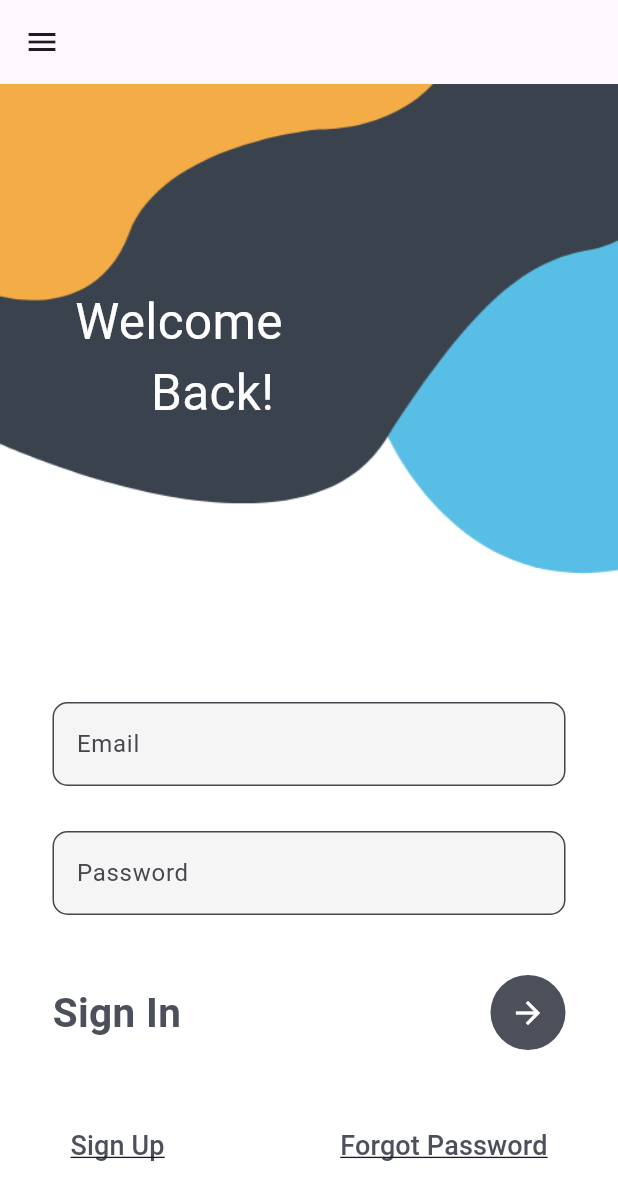
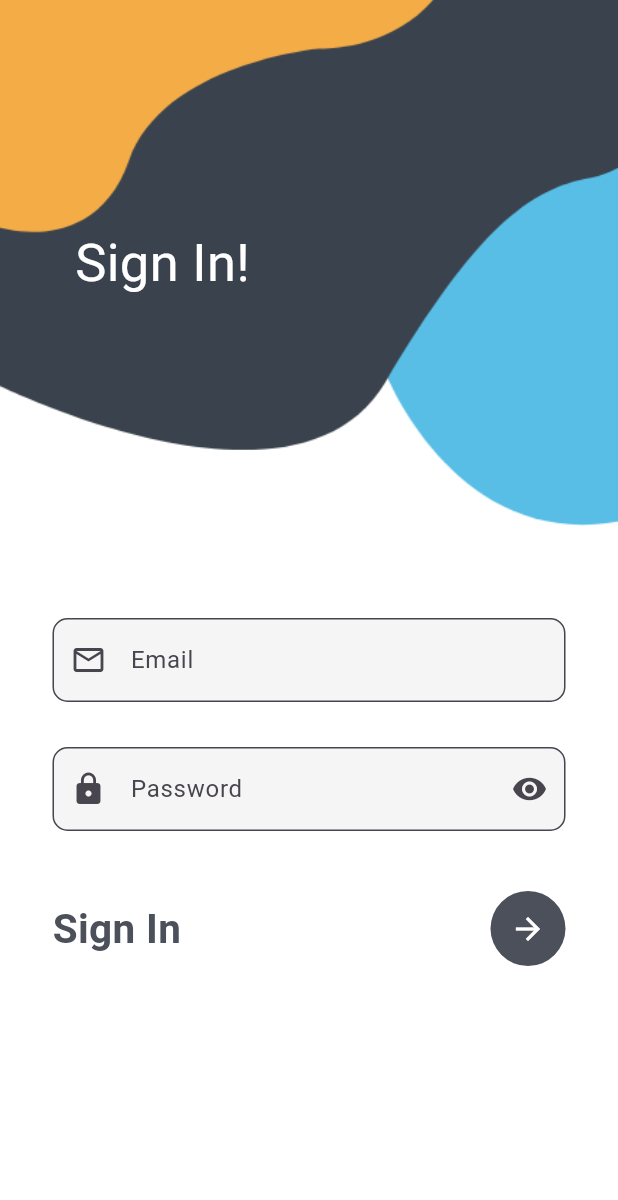
Before and after one commit to MohammedYakub11/Flutter-login-page, a Flutter app: the screen it shows after launch, on a phone screen of 412 x 824 dp. Shown: the top 1200 px of the screen. Run offline on Flutter 3.47's test engine with Material 3 defaults, Android fonts, the phone set to English and light mode, and no system bars.

Commit message:
Login page

```diff
--- a/lib/login.dart
+++ b/lib/login.dart
@@ -1,4 +1,4 @@
-import 'package:email_validator/email_validator.dart';
+// import 'package:email_validator/email_validator.dart';
 import 'package:flutter/material.dart';
 
 class MyLogin extends StatefulWidget {
@@ -10,46 +10,36 @@ class MyLogin extends StatefulWidget {
 
 class _MyLoginState extends State<MyLogin> {
   final formKey = GlobalKey<FormState>();
-  String? validateEmail(String? value){
-    if(value == null || value.isEmpty){
-      return 'Please enter an email address.';
-    }
-    if(!EmailValidator.validate(value)){
-      return 'Please enter an email address.';
-    }
-    return null;
-  }
-
-  String? validatePassword(String? value){
-    if(value == null || value.isEmpty){
-      return 'Please enter a password.';
-    }
-    if(value.length <8){
-      return 'Password must be atleast 8 characters long.';
-    }
-    return null;
-  }
+  final _formfield= GlobalKey<FormState>();
+  final emailController = TextEditingController();
+  final passController = TextEditingController();
+  bool passToggle = true;
+  // String? validateEmail(String? value){
+  //   if(value == null || value.isEmpty){
+  //     return 'Please enter an email address.';
+  //   }
+  //   if(!EmailValidator.validate(value)){
+  //     return 'Please enter an email address.';
+  //   }
+  //   return null;
+  // }
+  //
+  // String? validatePassword(String? value){
+  //   if(value == null || value.isEmpty){
+  //     return 'Please enter a password.';
+  //   }
+  //   if(value.length <8){
+  //     return 'Password must be atleast 8 characters long.';
+  //   }
+  //   return null;
+  // }
   final GlobalKey<ScaffoldState> _scaffoldKey = GlobalKey<ScaffoldState>();
 
   @override
   Widget build(BuildContext context) {
     return Scaffold(
       key: _scaffoldKey,
-      appBar: AppBar(),
-      drawer: Drawer(
-        // elevation: 14.0,
-        child: ListView(
-          children: [
-            UserAccountsDrawerHeader(
-              accountEmail: Text("myrazakhan@ideassion.com"),
-              accountName: Text("Mohammed Yakub"),
-            ),
-            ListTile(leading: Icon(Icons.home), title: Text("Home"), onTap:(){},),
-            ListTile(leading: Icon(Icons.call), title: Text("Contact"), onTap:(){},),
-            ListTile(leading: Icon(Icons.account_box), title: Text("Profile"), onTap:(){},),
-          ],
-        ),
-      ),
+
       body: Center(
         child: Container(
           // constraints: BoxConstraints(maxWidth: 1000),
@@ -63,10 +53,10 @@ class _MyLoginState extends State<MyLogin> {
           child: Stack(
             children: [
               Container(
-                padding: EdgeInsets.only(left: 50, top: 135),
+                padding: EdgeInsets.only(left: 50, top: 150),
                 child: Text(
-                  'Welcome\n      Back!',
-                  style: TextStyle(color: Colors.white, fontSize: 33),
+                  'Sign In!',
+                  style: TextStyle(color: Colors.white, fontSize: 35),
                 ),
               ),
               SingleChildScrollView(
@@ -78,45 +68,74 @@ class _MyLoginState extends State<MyLogin> {
                   ),
                   constraints: BoxConstraints(maxWidth: 500),
                   alignment: Alignment.center,
+
+
+                  child: Form(
+                    key: _formfield,
                   child: Column(
                     mainAxisAlignment: MainAxisAlignment.center,
                     children: [
                       TextFormField(
+                        keyboardType: TextInputType.emailAddress,
+                        controller: emailController,
                         decoration: InputDecoration(
                           fillColor: Colors.grey.shade100,
                           filled: true,
-                          hintText: 'Email',
+                          labelText: 'Email',
                           border: OutlineInputBorder(
                             borderRadius: BorderRadius.circular(10),
 
                           ),
+                          prefixIcon: Icon(Icons.email_outlined),
+
                         ),
-                        validator: validateEmail,
-                        // {
-                        //   // if(value!.isEmpty || !RegExp(r'^[\w-\.-]+@([\w-]+\.)+[\w]{2,6}+$').hasMatch(value!)){
-                        //   //   return "Enter Correct Email";
-                        //   // }
-                        //   // else{
-                        //   //   return null;
-                        //   // }
-                        //
-                        // },
-                        autovalidateMode: AutovalidateMode.onUserInteraction,
+                        validator: (value)
+                        {
+                          bool emailValid = RegExp(r"^[a-zA-Z0-9.a-zA-Z0-9.!#$%^&*+_-`'/?={|}~]+@[a-zA-Z0-9]+\.[a-zA-Z]+").hasMatch(value!);
+                          if(value.isEmpty){
+                            return "Enter Email";
+                          }
+
+                          if(!emailValid){
+                            return "Enter valid Email";
+                          }
+                        },
+                        // autovalidateMode: AutovalidateMode.onUserInteraction,
                       ),
                       SizedBox(
                         height: 30,
                       ),
                       TextFormField(
-                        obscureText: true,
+                        obscureText: passToggle,
+                        keyboardType: TextInputType.emailAddress,
+                        controller: passController,
                         decoration: InputDecoration(
                           fillColor: Colors.grey.shade100,
                           filled: true,
-                          hintText: 'Password',
+                          labelText: 'Password',
                           border: OutlineInputBorder(
                             borderRadius: BorderRadius.circular(10),
                           ),
+                          prefixIcon: Icon(Icons.lock),
+                          suffixIcon: InkWell(
+                            onTap: (){
+                              setState((){
+                                passToggle= !passToggle;
+
+                              });
+                            },
+                            child: Icon(passToggle ? Icons.visibility : Icons.visibility_off),
+
+                          ),
                         ),
-                        validator: validatePassword,
+                        validator: (value){
+                          if(value!.isEmpty){
+                            return "Enter Password";
+                          }
+                          else if(passController.text.length <6){
+                            return "Password must be at least 6 characters long";
+                          }
+                        },
                         // {
                         //   if(value!.isEmpty || value.length < 6){
                         //     return "Password must be at least 6 characters long";
@@ -125,12 +144,24 @@ class _MyLoginState extends State<MyLogin> {
                         //     return null;
                         //   }
                         // },
-                        autovalidateMode: AutovalidateMode.onUserInteraction,
+                        // autovalidateMode: AutovalidateMode.onUserInteraction,
                       ),
+
+                      //
                       SizedBox(
                         height: 40,
                       ),
-                      Center(
+
+                      InkWell(
+                        onTap: (){
+                          if(_formfield.currentState!.validate()){
+                            print('Success');
+                            emailController.clear();
+                            passController.clear();
+                          }
+                        },
+
+                      child: Center(
                         child: Row(
                           mainAxisAlignment: MainAxisAlignment.spaceBetween,
                           crossAxisAlignment: CrossAxisAlignment.center,
@@ -149,11 +180,13 @@ class _MyLoginState extends State<MyLogin> {
                               child: IconButton(
                                 color: Colors.white,
                                 onPressed: () {
+
                                   if (
-                                  formKey.currentState!.validate()
+                                  _formfield.currentState!.validate()
                                   )
                                   {
-                                    print("Welcome");
+                                    Navigator.pushNamed(context, 'Homepage');
+
                                   }
 
                                 },
@@ -163,39 +196,42 @@ class _MyLoginState extends State<MyLogin> {
                           ],
                         ),
                       ),
+                      ),
                       SizedBox(
                         height: 40,
                       ),
-                      Row(
-                        mainAxisAlignment: MainAxisAlignment.spaceBetween,
-                        children: [
-                          TextButton(
-                            onPressed: () {
-                              Navigator.pushNamed(context, 'register');
-                            },
-                            child: Text(
-                              'Sign Up',
-                              style: TextStyle(
-                                decoration: TextDecoration.underline,
-                                fontSize: 18,
-                                color: Color(0xff4c505b),
-                              ),
-                            ),
-                          ),
-                          TextButton(
-                            onPressed: () {},
-                            child: Text(
-                              'Forgot Password',
-                              style: TextStyle(
-                                decoration: TextDecoration.underline,
-                                fontSize: 18,
-                                color: Color(0xff4c505b),
-                              ),
-                            ),
-                          ),
-                        ],
-                      ),
+
+                      // Row(
+                      //   mainAxisAlignment: MainAxisAlignment.spaceBetween,
+                      //   children: [
+                      //     TextButton(
+                      //       onPressed: () {
+                      //         Navigator.pushNamed(context, 'Homepage');
+                      //       },
+                      //       child: Text(
+                      //         'Sign Up',
+                      //         style: TextStyle(
+                      //           decoration: TextDecoration.underline,
+                      //           fontSize: 18,
+                      //           color: Color(0xff4c505b),
+                      //         ),
+                      //       ),
+                      //     ),
+                      //     // TextButton(
+                      //     //   onPressed: () {},
+                      //     //   child: Text(
+                      //     //     'Forgot Password',
+                      //     //     style: TextStyle(
+                      //     //       decoration: TextDecoration.underline,
+                      //     //       fontSize: 18,
+                      //     //       color: Color(0xff4c505b),
+                      //     //     ),
+                      //     //   ),
+                      //     // ),
+                      //   ],
+                      // ),
                     ],
+                  ),
                   ),
                 ),
               ),
```
Also changed, not shown: lib/Homepage.dart (added, +66 -0 lines), lib/main.dart (+6 -3 lines), lib/register.dart (+190 -165 lines), 1 other file.
